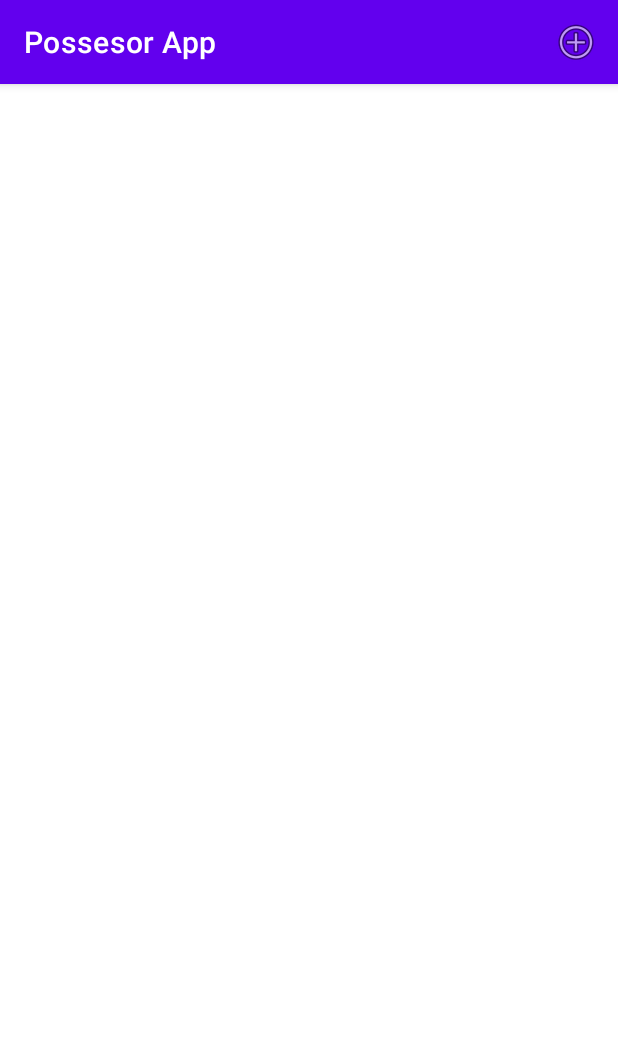
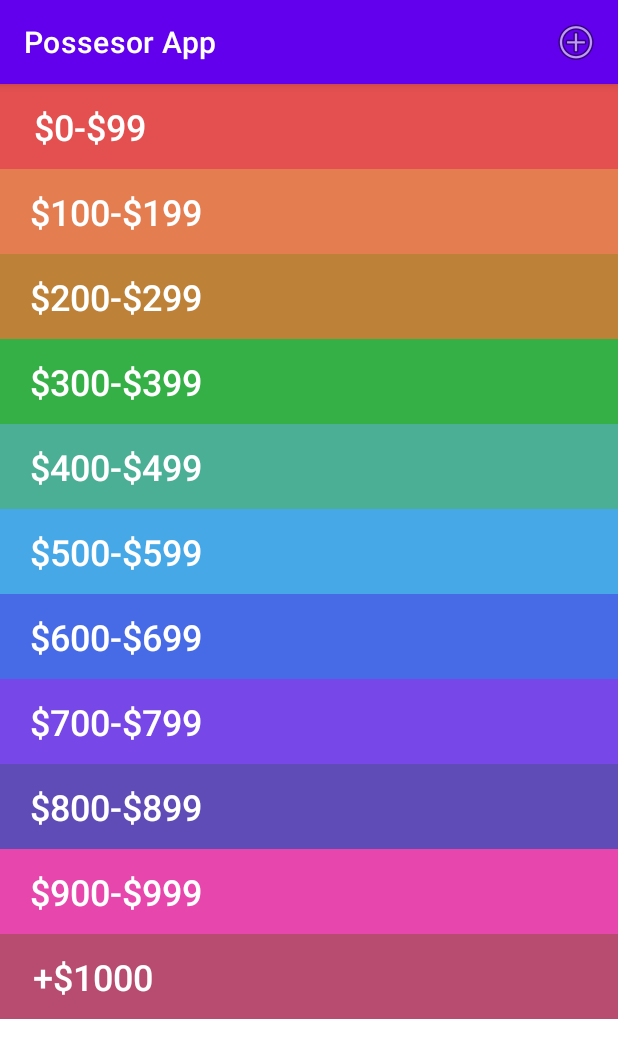
Before and after one commit to CesarArellano/Possessor-App, an Android app: the screen it shows after launch (MainActivity), on a phone screen of 412 x 824 dp. Shown: the top 1058 px of the screen. Run offline under Robolectric (Android 15) with nearby library versions, the phone set to English and light mode, and no system bars; libraries missing offline, so code that uses them is left out: it.xabaras.android.

Commit message:
Implementing 11 sections by price

```diff
--- a/PossessorApp/app/src/main/java/com/cesararellano/possessorapp/MainActivity.kt
+++ b/PossessorApp/app/src/main/java/com/cesararellano/possessorapp/MainActivity.kt
@@ -5,6 +5,10 @@ import android.os.Bundle
 import android.widget.Toast
 
 class MainActivity : AppCompatActivity(), ThingsTableFragment.ThingTableInterface {
+    private var thingSelected = Thing()
+    private var thingsTableViewModel: ThingsTableViewModel? = null
+    private var currentThingPosition: Int = 0
+
     override fun onCreate(savedInstanceState: Bundle?) {
         super.onCreate(savedInstanceState)
         setContentView(R.layout.activity_main)
@@ -21,8 +25,11 @@ class MainActivity : AppCompatActivity(), ThingsTableFragment.ThingTableInterfac
 
     // Este método es implementado por la interfaz ThingTableInterface, esta recibe la posesión (cosa) seleccionada por el usuario
     // este muestra un Toast del nombre de la cosa seleccionada y con este objeto despliega el nuevo fragment con más detalles.
-    override fun onSelectedThing(thing: Thing) {
+    override fun onSelectedThing(thing: Thing, thingsTable: ThingsTableViewModel) {
         Toast.makeText(this, "${ thing.thingName } fue seleccionada", Toast.LENGTH_SHORT).show()
+        thingSelected = thing
+        thingsTableViewModel = thingsTable
+        currentThingPosition = thingsTable.getIndexOfSection( thing.pesosValue )
         val fragment = ThingFragment.newInstance(thing)
         supportFragmentManager
             .beginTransaction()
@@ -30,4 +37,9 @@ class MainActivity : AppCompatActivity(), ThingsTableFragment.ThingTableInterfac
             .addToBackStack(null)
             .commit()
     }
+
+    override fun onBackPressed() {
+        thingsTableViewModel?.reorderArrays(thingSelected, currentThingPosition)
+        super.onBackPressed()
+    }
 }
--- /dev/null
+++ b/PossessorApp/app/src/main/java/com/cesararellano/possessorapp/Sections.kt
@@ -0,0 +1,3 @@
+package com.cesararellano.possessorapp
+
+data class Sections( val section: String, val list: ArrayList<Thing> )
--- a/PossessorApp/app/src/main/java/com/cesararellano/possessorapp/ThingsTableFragment.kt
+++ b/PossessorApp/app/src/main/java/com/cesararellano/possessorapp/ThingsTableFragment.kt
@@ -8,7 +8,6 @@ import android.os.Bundle
 import android.view.*
 import android.widget.TextView
 import androidx.appcompat.app.AppCompatActivity
-import androidx.constraintlayout.widget.ConstraintLayout
 import androidx.fragment.app.Fragment
 import androidx.lifecycle.ViewModelProvider
 import androidx.recyclerview.widget.ItemTouchHelper
@@ -20,8 +19,9 @@ import kotlin.collections.ArrayList
 
 class ThingsTableFragment: Fragment() {
     // Propiedades para generar el RecyclerView.
-    private lateinit var thingRecyclerView: RecyclerView
-    private var adapter: ThingAdapter? = null
+    private lateinit var sectionsRecyclerView: RecyclerView
+    private var sectionsAdapter: SectionsAdapter ? = null
+
     private var interfaceCallback:ThingTableInterface? = null
     private val thingTableViewModel: ThingsTableViewModel by lazy {
         ViewModelProvider(this).get(ThingsTableViewModel::class.java) // Obtenemos los datos de ThingsTableViewModel
@@ -29,7 +29,7 @@ class ThingsTableFragment: Fragment() {
 
     // Creamos nuestra interfaz para cuando el usuario seleccione una cosa.
     interface ThingTableInterface {
-        fun onSelectedThing( thing: Thing )
+        fun onSelectedThing( thing: Thing, thingTable: ThingsTableViewModel)
     }
 
     // Utilizamos este método para setear el callback de la interfaz.
@@ -46,39 +46,9 @@ class ThingsTableFragment: Fragment() {
 
     // Este método nos permite actualizar la UI con el inventario recibido, al igual de manejar las acciones de Drag and Drop y el swipe delete.
     private fun updateUI() {
-        val inventary = thingTableViewModel.inventory
-        adapter = ThingAdapter(inventary)
-        thingRecyclerView.adapter = adapter
-
-        // Se generan los listeners dependiendo del gesto del usuario, se utiliza la clase abstracta RecyclerViewGestures.
-        val swipegestures = object : RecyclerViewGestures() {
-
-            // Acciones de Swipe
-            override fun onSwiped(viewHolder: RecyclerView.ViewHolder, direction: Int) {
-                if(direction == ItemTouchHelper.LEFT) { // Tras hacer un swipe a la izquierda ejecutará el método deleteItem.
-                    adapter?.deleteItem(viewHolder.absoluteAdapterPosition)
-                }
-            }
-
-            // Acciones de Drag and Drop.
-            override fun onMove(
-                recyclerView: RecyclerView,
-                viewHolder: RecyclerView.ViewHolder,
-                target: RecyclerView.ViewHolder
-            ): Boolean {
-                // Se obtienen las posiciones para actualizar los índices de la lista correctamente.
-                val fromPosition = viewHolder.absoluteAdapterPosition
-                val toPosition = target.absoluteAdapterPosition
-
-                Collections.swap(inventary, fromPosition, toPosition)
-                adapter?.notifyItemMoved(fromPosition, toPosition)
-
-                return false
-            }
-        }
-        // Se adjunta el RecyclerView al touchHelper.
-        val touchHelper = ItemTouchHelper(swipegestures)
-        touchHelper.attachToRecyclerView(thingRecyclerView)
+        val inventary = thingTableViewModel.listOfSections
+        sectionsAdapter = SectionsAdapter(inventary)
+        sectionsRecyclerView.adapter = sectionsAdapter
     }
 
     override fun onStart() {
@@ -99,47 +69,106 @@ class ThingsTableFragment: Fragment() {
     ): View? {
         // Creamos RecyclerView
         val view = inflater.inflate(R.layout.thing_list_fragment, container, false)
-        thingRecyclerView = view.findViewById(R.id.thingRecyclerView)
-        thingRecyclerView.layoutManager = LinearLayoutManager(context)
+        sectionsRecyclerView = view.findViewById(R.id.thingRecyclerView)
+        sectionsRecyclerView.layoutManager = LinearLayoutManager(context)
         updateUI()
         return view
     }
 
+    private inner class SectionsAdapter(var listOfSections: ArrayList<Sections>): RecyclerView.Adapter<SectionsAdapter.DataViewHolder>() {
+
+        inner class DataViewHolder(itemView: View): RecyclerView.ViewHolder(itemView) {
+            private val sectionNameTV: TextView = itemView.findViewById(R.id.section_title)
+            private val cosasRV: RecyclerView = itemView.findViewById(R.id.child_recycler_view)
+
+            fun bind(section: Sections, backgroundColor: Int) {
+                sectionNameTV.text = section.section
+                val thingAdapter = ThingAdapter(section.list)
+                cosasRV.layoutManager = LinearLayoutManager(context)
+                cosasRV.adapter = thingAdapter
+                cosasRV.setBackgroundColor(backgroundColor)
+                // Se generan los listeners dependiendo del gesto del usuario, se utiliza la clase abstracta RecyclerViewGestures.
+                val swipegestures = object : RecyclerViewGestures() {
+
+                    // Acciones de Swipe
+                    override fun onSwiped(viewHolder: RecyclerView.ViewHolder, direction: Int) {
+                        if(direction == ItemTouchHelper.LEFT) { // Tras hacer un swipe a la izquierda ejecutará el método deleteItem.
+                            thingAdapter.deleteItem(viewHolder.absoluteAdapterPosition)
+                        }
+                    }
+
+                    // Acciones de Drag and Drop.
+                    override fun onMove(
+                        recyclerView: RecyclerView,
+                        viewHolder: RecyclerView.ViewHolder,
+                        target: RecyclerView.ViewHolder
+                    ): Boolean {
+                        // Se obtienen las posiciones para actualizar los índices de la lista correctamente.
+                        val fromPosition = viewHolder.absoluteAdapterPosition
+                        val toPosition = target.absoluteAdapterPosition
+
+                        Collections.swap(section.list, fromPosition, toPosition)
+                        thingAdapter.notifyItemMoved(fromPosition, toPosition)
+
+                        return false
+                    }
+                }
+                // Se adjunta el RecyclerView al touchHelper.
+                val touchHelper = ItemTouchHelper(swipegestures)
+                touchHelper.attachToRecyclerView(cosasRV)
+            }
+        }
+
+
+        override fun onCreateViewHolder(parent: ViewGroup, viewType: Int): DataViewHolder {
+            val holder = LayoutInflater.from(parent.context).inflate(R.layout.sections_ui, parent, false)
+            return DataViewHolder(holder)
+        }
+
+        override fun onBindViewHolder(holder: DataViewHolder, position: Int) {
+            val backgroundColor = getFragmentColor(position)
+            holder.bind(listOfSections[position], backgroundColor)
+            holder.itemView.setBackgroundColor(backgroundColor)
+        }
+
+        override fun getItemCount(): Int {
+            return listOfSections.size
+        }
+        fun getFragmentColor(position: Int): Int {
+
+            val priceColor = when(position) {
+                in -1..0 -> "#E45050"
+                in 0..1 -> "#E47D50"
+                in 1..2 -> "#BD8138"
+                in 2..3 -> "#35B046"
+                in 3..4 -> "#4BAF96"
+                in 4..5 -> "#47A8E7"
+                in 5..6 -> "#476BE7"
+                in 6..7 -> "#7747E7"
+                in 7..8 -> "#5F4CB7"
+                in 8..9 -> "#E747AD"
+                else -> "#B74C70"
+            }
+
+            return Color.parseColor(priceColor)
+        }
+    }
+
+
     private inner class ThingHolder(view: View): RecyclerView.ViewHolder(view), View.OnClickListener {
-        var itemBackgroundColor = "#FF8B00"
 
         private lateinit var thing: Thing
 
         val nameTextView: TextView = itemView.findViewById(R.id.nameLabel)
         val priceTextView: TextView = itemView.findViewById(R.id.priceLabel)
         val serialNumberTextView: TextView = itemView.findViewById(R.id.serialNumberLabel)
-        val thingItemLayout: ConstraintLayout = itemView.findViewById(R.id.thingItemLayout)
-
         // Seteamos los valores de la cosa en la tabla ( item del RecyclerView ).
         @SuppressLint("SetTextI18n")
         fun binding(thing:Thing) {
-
             this.thing = thing
             nameTextView.text = this.thing.thingName
             priceTextView.text = "$${ thing.pesosValue }"
             serialNumberTextView.text = this.thing.serialNumber
-
-            // Se decide por el color de fondo del item dependiendo de su precio.
-            itemBackgroundColor = when( thing.pesosValue ) {
-                in 0..99 -> "#E45050"
-                in 100..199 -> "#E47D50"
-                in 200..299 -> "#BD8138"
-                in 300..399 -> "#35B046"
-                in 400..499 -> "#4BAF96"
-                in 500..599 -> "#47A8E7"
-                in 600..699 -> "#476BE7"
-                in 700..799 -> "#7747E7"
-                in 800..899 -> "#5F4CB7"
-                in 900..999 -> "#E747AD"
-                else -> "#B74C70"
-            }
-            // Seteamos el color de fondo.
-            thingItemLayout.setBackgroundColor( Color.parseColor(itemBackgroundColor) )
         }
 
         init {
@@ -147,7 +176,7 @@ class ThingsTableFragment: Fragment() {
         }
 
         override fun onClick(p0: View?) {
-            interfaceCallback?.onSelectedThing(thing) // Se ejecuta la función onSelectedThing de nuestra ThingTableInterface.
+            interfaceCallback?.onSelectedThing(thing, thingTableViewModel) // Se ejecuta la función onSelectedThing de nuestra ThingTableInterface.
         }
     }
 
@@ -206,7 +235,7 @@ class ThingsTableFragment: Fragment() {
             R.id.newThingItem -> {
                 val newThing = Thing()
                 thingTableViewModel.addNewThing(newThing)
-                interfaceCallback?.onSelectedThing(newThing)
+                interfaceCallback?.onSelectedThing(newThing, thingTableViewModel)
             }
         }
 
--- a/PossessorApp/app/src/main/java/com/cesararellano/possessorapp/ThingsTableViewModel.kt
+++ b/PossessorApp/app/src/main/java/com/cesararellano/possessorapp/ThingsTableViewModel.kt
@@ -5,10 +5,80 @@ import java.util.*
 
 // Con este ViewModel podemos generar y guardar nuestro listado de posesiones (cosas).
 class ThingsTableViewModel: ViewModel() {
-    // Atributos del ViewModel
-    val inventory = ArrayList<Thing>()
 
-    fun addNewThing(newThing: Thing) {
-        inventory.add(newThing)
+    private val sections = arrayOf(
+        "$0-$99",
+        "$100-$199",
+        "$200-$299",
+        "$300-$399",
+        "$400-$499",
+        "$500-$599",
+        "$600-$699",
+        "$700-$799",
+        "$800-$899",
+        "$900-$999",
+        "+$1000"
+    )
+
+    private val priceRanges = arrayListOf(0..99, 100..199, 200..299, 300..399, 400..499, 500..599, 600..699, 700..799, 800..899, 900..999, 1000..10000000)
+
+    val listOfSections = ArrayList<Sections>()
+
+    init {
+        for(section in sections) {
+            listOfSections.add(Sections(section, arrayListOf()))
+        }
+    }
+
+    fun getTotalThings(): Int {
+        var totalThings = 0
+        for(sections in listOfSections){
+            totalThings += sections.list.size
+        }
+        return totalThings
+    }
+
+    fun getTotalPrices(): Int {
+        var totalPrices = 0
+        for(sections in listOfSections) {
+            for(thing in sections.list) {
+                totalPrices+= thing.pesosValue
+            }
+        }
+
+        return totalPrices
+    }
+
+    fun addNewThing(thing: Thing) {
+        val index = getIndexOfSection(thing.pesosValue)
+        listOfSections[index].list.add(thing)
+    }
+
+    fun reorderArrays(thing: Thing, prevSectionIndex: Int) {
+        val newIndex = getIndexOfSection(thing.pesosValue)
+        if(newIndex != prevSectionIndex) {
+            val filteredValues = listOfSections[prevSectionIndex].list.filter { it.pesosValue in priceRanges[prevSectionIndex] }
+            listOfSections[prevSectionIndex].list.clear()
+            listOfSections[prevSectionIndex].list.addAll(filteredValues)
+            listOfSections[newIndex].list.add(thing)
+        }
+    }
+
+    fun getIndexOfSection(price: Int): Int {
+        val position = when(price){
+            in 0..99 -> 0
+            in 100..199 -> 1
+            in 200..299 -> 2
+            in 300..399 -> 3
+            in 400..499 -> 4
+            in 500..599 -> 5
+            in 600..699 -> 6
+            in 700..799 -> 7
+            in 800..899 -> 8
+            in 900..999 -> 9
+            else -> 10
+        }
+
+        return position
     }
 }
--- /dev/null
+++ b/PossessorApp/app/src/main/res/layout/sections_ui.xml
@@ -0,0 +1,30 @@
+<?xml version="1.0" encoding="utf-8"?>
+<androidx.constraintlayout.widget.ConstraintLayout xmlns:android="http://schemas.android.com/apk/res/android"
+    xmlns:app="http://schemas.android.com/apk/res-auto"
+    android:layout_width="match_parent"
+    android:layout_height="wrap_content">
+
+    <TextView
+        android:id="@+id/section_title"
+        style="@style/TextAppearance.AppCompat.Light.SearchResult.Title"
+        android:layout_width="wrap_content"
+        android:layout_height="wrap_content"
+        android:layout_marginTop="12dp"
+        android:text="@string/sectionLabel"
+        android:textColor="@color/white"
+        android:textSize="24sp"
+        app:layout_constraintEnd_toEndOf="parent"
+        app:layout_constraintHorizontal_bias="0.067"
+        app:layout_constraintStart_toStartOf="parent"
+        app:layout_constraintTop_toTopOf="parent" />
+
+    <androidx.recyclerview.widget.RecyclerView
+        android:id="@+id/child_recycler_view"
+        android:layout_width="match_parent"
+        android:layout_height="wrap_content"
+        android:layout_marginTop="12dp"
+        app:layout_constraintEnd_toEndOf="parent"
+        app:layout_constraintHorizontal_bias="0.0"
+        app:layout_constraintStart_toStartOf="parent"
+        app:layout_constraintTop_toBottomOf="@+id/section_title" />
+</androidx.constraintlayout.widget.ConstraintLayout>
--- a/PossessorApp/app/src/main/res/layout/thing_layout.xml
+++ b/PossessorApp/app/src/main/res/layout/thing_layout.xml
@@ -10,7 +10,7 @@
         android:layout_width="wrap_content"
         android:layout_height="wrap_content"
         android:layout_marginStart="20dp"
-        android:layout_marginTop="20dp"
+        android:layout_marginTop="8dp"
         android:text="@string/nameLabel"
         android:textColor="@color/white"
         android:textStyle="bold"
@@ -21,7 +21,7 @@
         android:id="@+id/priceLabel"
         android:layout_width="wrap_content"
         android:layout_height="wrap_content"
-        android:layout_marginTop="10dp"
+        android:layout_marginTop="16dp"
         android:layout_marginEnd="20dp"
         android:text="@string/priceLabel"
         android:textColor="@color/white"
@@ -33,7 +33,7 @@
         android:layout_width="wrap_content"
         android:layout_height="wrap_content"
         android:layout_marginTop="8dp"
-        android:layout_marginBottom="20dp"
+        android:layout_marginBottom="12dp"
         android:text="@string/serialNumberLabel"
         android:textColor="@color/white"
         app:layout_constraintBottom_toBottomOf="parent"
--- a/PossessorApp/app/src/main/res/values/strings.xml
+++ b/PossessorApp/app/src/main/res/values/strings.xml
@@ -10,4 +10,5 @@
     <string name="newThingItem">Nueva cosa</string>
     <string name="thingImage">Imagen cosa</string>
     <string name="cameraButton">Botón cámara</string>
+    <string name="sectionLabel">Sección</string>
 </resources>
```
